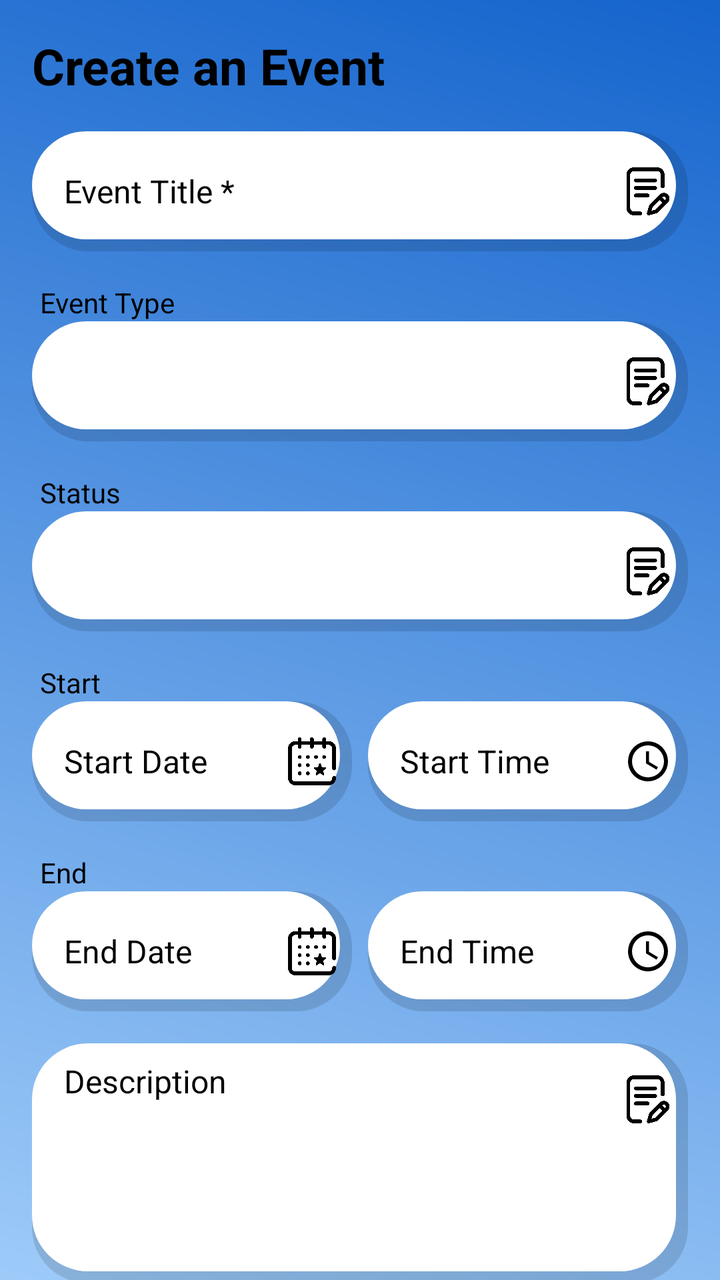
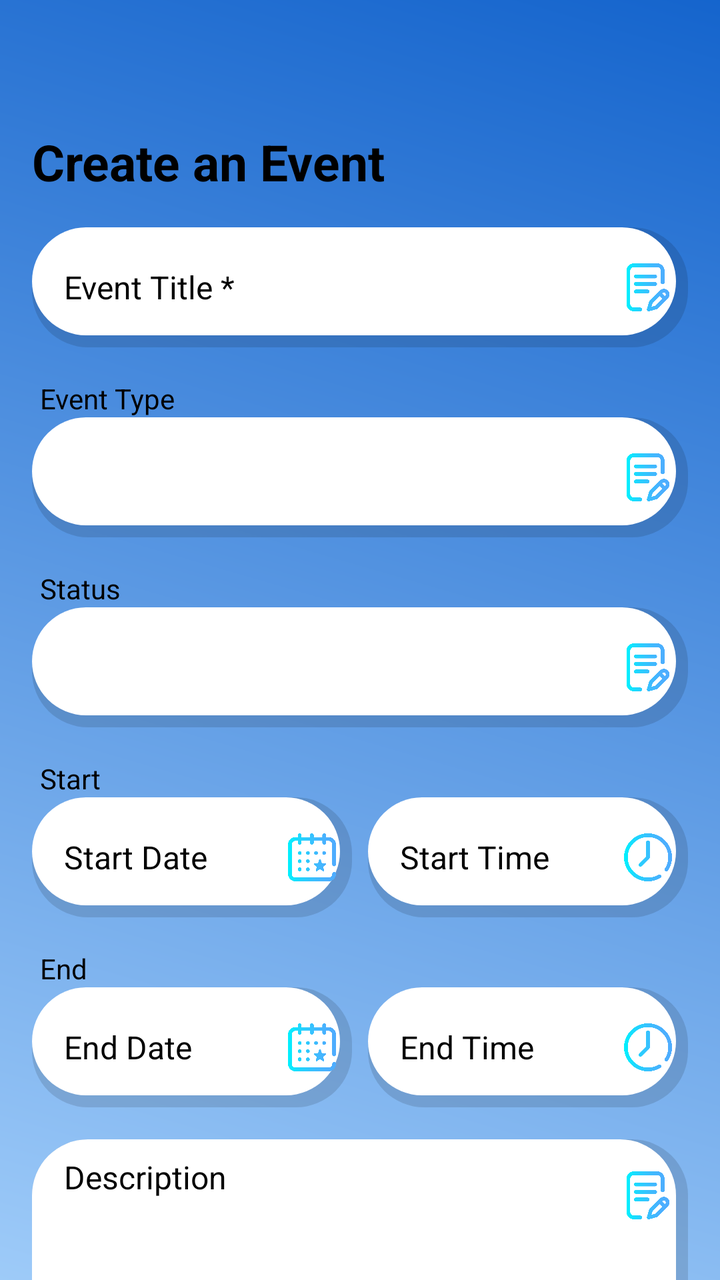

The first picture is an Android layout as it rendered before a commit; the second is the same layout after the commit. The layout source and the unified diff follow.
<!-- AndroidManifest.xml: application theme Theme.PoolApp -->
<!-- res/layout/po_add_event.xml -->
<?xml version="1.0" encoding="utf-8"?>
<androidx.constraintlayout.widget.ConstraintLayout
    xmlns:android="http://schemas.android.com/apk/res/android"
    xmlns:app="http://schemas.android.com/apk/res-auto"
    xmlns:tools="http://schemas.android.com/tools"
    android:layout_width="match_parent"
    android:layout_height="match_parent"
    android:background="@drawable/pbg"
    tools:context=".PO_AddEvent">

    <androidx.cardview.widget.CardView
        android:id="@+id/card_top_bar"
        android:layout_width="match_parent"
        android:layout_height="wrap_content"
        app:layout_constraintTop_toTopOf="parent"
        app:cardElevation="4dp"
        app:cardCornerRadius="0dp"
        app:cardBackgroundColor="@android:color/white"/>

    <androidx.core.widget.NestedScrollView
        android:id="@+id/scrollView"
        android:layout_width="0dp"
        android:layout_height="0dp"
        android:clipToPadding="false"
        android:paddingHorizontal="16dp"
        android:paddingTop="16dp"
        android:paddingBottom="16dp"
        app:layout_constraintBottom_toBottomOf="parent"
        app:layout_constraintEnd_toEndOf="parent"

        app:layout_constraintStart_toStartOf="parent"
        app:layout_constraintTop_toTopOf="parent">

        <LinearLayout
            android:layout_width="match_parent"
            android:layout_height="wrap_content"
            android:orientation="vertical">

            <TextView
                android:layout_width="match_parent"
                android:layout_height="wrap_content"
                android:text="Create an Event"
                android:textColor="@color/black"
                android:textSize="25sp"
                android:textStyle="bold"
                android:layout_marginBottom="16dp"/>

            <LinearLayout
                android:id="@+id/eventTitleLayout"
                android:layout_width="match_parent"
                android:layout_height="60dp"
                android:layout_marginBottom="16dp"
                android:background="@drawable/rounded_input_bg"
                android:orientation="horizontal"
                android:paddingHorizontal="8dp">


                <EditText
                    android:id="@+id/et_event_title"
                    android:layout_width="0dp"
                    android:layout_height="match_parent"
                    android:layout_weight="1"
                    android:background="@android:color/transparent"
                    android:hint="Event Title *"
                    android:inputType="textCapWords"
                    android:paddingStart="8dp"
                    android:paddingEnd="0dp"
                    android:textColor="@color/black"
                    android:textColorHint="@color/black"
                    android:textSize="16sp" />

                <ImageView
                    android:layout_width="24dp"
                    android:layout_height="24dp"
                    android:layout_gravity="center_vertical"
                    android:contentDescription="Title Icon"
                    android:src="@drawable/event"
                    app:tint="@color/black" />
            </LinearLayout>

            <TextView
                android:layout_width="match_parent"
                android:layout_height="wrap_content"
                android:paddingStart="4dp"
                android:text="Event Type"
                android:textColor="@color/black"
                android:textSize="14sp" />

            <LinearLayout
                android:id="@+id/eventTypeLayout"
                android:layout_width="match_parent"
                android:layout_height="60dp"
                android:layout_marginBottom="16dp"
                android:background="@drawable/rounded_input_bg"
                android:orientation="horizontal"
                android:paddingStart="12dp"
                android:paddingEnd="8dp">

                <Spinner
                    android:id="@+id/sp_event_type"
                    android:layout_width="0dp"
                    android:layout_height="match_parent"
                    android:layout_weight="1"
                    android:background="@android:color/transparent"
                    android:popupBackground="@color/white" />

                <ImageView
                    android:layout_width="24dp"
                    android:layout_height="24dp"
                    android:layout_gravity="center_vertical"
                    android:contentDescription="Dropdown Icon"
                    android:src="@drawable/event"
                    app:tint="@color/black" />
            </LinearLayout>

            <TextView
                android:layout_width="match_parent"
                android:layout_height="wrap_content"
                android:paddingStart="4dp"
                android:text="Status"
                android:textColor="@color/black"
                android:textSize="14sp" />

            <LinearLayout
                android:id="@+id/eventStatusLayout"
                android:layout_width="match_parent"
                android:layout_height="60dp"
                android:layout_marginBottom="16dp"
                android:background="@drawable/rounded_input_bg"
                android:orientation="horizontal"
                android:paddingStart="12dp"
                android:paddingEnd="8dp">

                <Spinner
                    android:id="@+id/sp_event_status"
                    android:layout_width="0dp"
                    android:layout_height="match_parent"
                    android:layout_weight="1"
                    android:background="@android:color/transparent"
                    android:popupBackground="@color/white" />

                <ImageView
                    android:layout_width="24dp"
                    android:layout_height="24dp"
                    android:layout_gravity="center_vertical"
                    android:contentDescription="Dropdown Icon"
                    android:src="@drawable/event"
                    app:tint="@color/black" />
            </LinearLayout>

            <TextView
                android:layout_width="match_parent"
                android:layout_height="wrap_content"
                android:paddingStart="4dp"
                android:text="Start"
                android:textColor="@color/black"
                android:textSize="14sp" />

            <LinearLayout
                android:layout_width="match_parent"
                android:layout_height="wrap_content"
                android:layout_marginBottom="16dp"
                android:orientation="horizontal">

                <LinearLayout
                    android:id="@+id/startDateLayout"
                    android:layout_width="0dp"
                    android:layout_height="60dp"
                    android:layout_marginEnd="8dp"
                    android:layout_weight="1"
                    android:background="@drawable/rounded_input_bg"
                    android:orientation="horizontal"
                    android:paddingHorizontal="8dp">

                    <EditText
                        android:id="@+id/et_start_date"
                        android:layout_width="0dp"
                        android:layout_height="match_parent"
                        android:layout_weight="1"
                        android:background="@android:color/transparent"
                        android:clickable="true"
                        android:focusable="false"
                        android:hint="Start Date"
                        android:inputType="none"
                        android:paddingStart="8dp"
                        android:paddingEnd="0dp"
                        android:textColor="@color/black"
                        android:textColorHint="@color/black"
                        android:textSize="16sp" />

                    <ImageView
                        android:layout_width="24dp"
                        android:layout_height="24dp"
                        android:layout_gravity="center_vertical"
                        android:contentDescription="Calendar Icon"
                        android:src="@drawable/calendar"
                        app:tint="@color/black" />
                </LinearLayout>

                <LinearLayout
                    android:id="@+id/startTimeLayout"
                    android:layout_width="0dp"
                    android:layout_height="60dp"
                    android:layout_weight="1"
                    android:background="@drawable/rounded_input_bg"
                    android:orientation="horizontal"
                    android:paddingHorizontal="8dp">

                    <EditText
                        android:id="@+id/et_start_time"
                        android:layout_width="0dp"
                        android:layout_height="match_parent"
                        android:layout_weight="1"
                        android:background="@android:color/transparent"
                        android:clickable="true"
                        android:focusable="false"
                        android:hint="Start Time"
                        android:inputType="none"
                        android:paddingStart="8dp"
                        android:paddingEnd="0dp"
                        android:textColor="@color/black"
                        android:textColorHint="@color/black"
                        android:textSize="16sp" />

                    <ImageView
                        android:layout_width="24dp"
                        android:layout_height="24dp"
                        android:layout_gravity="center_vertical"
                        android:contentDescription="Clock Icon"
                        android:src="@drawable/ic_clock_white_24dp"
                        app:tint="@color/black" />
                </LinearLayout>
            </LinearLayout>

            <TextView
                android:layout_width="match_parent"
                android:layout_height="wrap_content"
                android:paddingStart="4dp"
                android:text="End"
                android:textColor="@color/black"
                android:textSize="14sp" />

            <LinearLayout
                android:layout_width="match_parent"
                android:layout_height="wrap_content"
                android:layout_marginBottom="16dp"
                android:orientation="horizontal">

                <LinearLayout
                    android:id="@+id/endDateLayout"
                    android:layout_width="0dp"
                    android:layout_height="60dp"
                    android:layout_marginEnd="8dp"
                    android:layout_weight="1"
                    android:background="@drawable/rounded_input_bg"
                    android:orientation="horizontal"
                    android:paddingHorizontal="8dp">

                    <EditText
                        android:id="@+id/et_end_date"
                        android:layout_width="0dp"
                        android:layout_height="match_parent"
                        android:layout_weight="1"
                        android:background="@android:color/transparent"
                        android:clickable="true"
                        android:focusable="false"
                        android:hint="End Date"
                        android:inputType="none"
                        android:paddingStart="8dp"
                        android:paddingEnd="0dp"
                        android:textColor="@color/black"
                        android:textColorHint="@color/black"
                        android:textSize="16sp" />

                    <ImageView
                        android:layout_width="24dp"
                        android:layout_height="24dp"
                        android:layout_gravity="center_vertical"
                        android:contentDescription="Calendar Icon"
                        android:src="@drawable/calendar"
                        app:tint="@color/black" />
                </LinearLayout>

                <LinearLayout
                    android:id="@+id/endTimeLayout"
                    android:layout_width="0dp"
                    android:layout_height="60dp"
                    android:layout_weight="1"
                    android:background="@drawable/rounded_input_bg"
                    android:orientation="horizontal"
                    android:paddingHorizontal="8dp">

                    <EditText
                        android:id="@+id/et_end_time"
                        android:layout_width="0dp"
                        android:layout_height="match_parent"
                        android:layout_weight="1"
                        android:background="@android:color/transparent"
                        android:clickable="true"
                        android:focusable="false"
                        android:hint="End Time"
                        android:inputType="none"
                        android:paddingStart="8dp"
                        android:paddingEnd="0dp"
                        android:textColor="@color/black"
                        android:textColorHint="@color/black"
                        android:textSize="16sp" />

                    <ImageView
                        android:layout_width="24dp"
                        android:layout_height="24dp"
                        android:layout_gravity="center_vertical"
                        android:contentDescription="Clock Icon"
                        android:src="@drawable/ic_clock_white_24dp"
                        app:tint="@color/black" />
                </LinearLayout>
            </LinearLayout>

            <LinearLayout
                android:id="@+id/descriptionLayout"
                android:layout_width="match_parent"
                android:layout_height="120dp"
                android:layout_marginBottom="32dp"
                android:background="@drawable/rounded_input_bg"
                android:orientation="horizontal"
                android:paddingHorizontal="8dp"
                android:paddingVertical="8dp">

                <EditText
                    android:id="@+id/et_description"
                    android:layout_width="0dp"
                    android:layout_height="match_parent"
                    android:layout_weight="1"
                    android:background="@android:color/transparent"
                    android:gravity="top"
                    android:hint="Description"
                    android:inputType="textMultiLine"
                    android:paddingStart="8dp"
                    android:paddingEnd="0dp"
                    android:textColor="@color/black"
                    android:textColorHint="@color/black"
                    android:textSize="16sp" />

                <ImageView
                    android:layout_width="24dp"
                    android:layout_height="24dp"
                    android:layout_gravity="top"
                    android:layout_marginTop="8dp"
                    android:contentDescription="Description Icon"
                    android:src="@drawable/event"
                    app:tint="@color/black" />
            </LinearLayout>

            <LinearLayout
                android:id="@+id/scrollable_actions_bar"
                android:layout_width="match_parent"
                android:layout_height="wrap_content"
                android:orientation="vertical"
                android:paddingTop="8dp"
                android:paddingBottom="16dp">

                <com.google.android.material.button.MaterialButton
                    android:id="@+id/btn_save_event"
                    android:layout_width="match_parent"
                    android:layout_height="60dp"
                    android:layout_marginBottom="8dp"
                    android:text="Add Event"
                    android:textAllCaps="false"
                    android:textSize="18sp"
                    app:cornerRadius="8dp" />

                <com.google.android.material.button.MaterialButton
                    android:id="@+id/btn_delete_event"
                    android:layout_width="match_parent"
                    android:layout_height="60dp"
                    android:layout_marginTop="8dp"
                    android:text="Delete Event"
                    android:textAllCaps="false"
                    android:textSize="18sp"
                    app:backgroundTint="@color/PrimaryColour"
                    app:cornerRadius="8dp" />
            </LinearLayout>

        </LinearLayout>
    </androidx.core.widget.NestedScrollView>

</androidx.constraintlayout.widget.ConstraintLayout>
<!-- resources referenced by this layout -->
<resources>
  <color name="PrimaryColour">#096ca7</color>
  <color name="black">#FF000000</color>
  <color name="white">#FFFFFFFF</color>
  <!-- drawable calendar: png bitmap (drawable, 17454 bytes) -->
  <!-- drawable event: png bitmap (drawable, 15930 bytes) -->
  <!-- drawable ic_clock_white_24dp (drawable) -->
  <vector xmlns:android="http://schemas.android.com/apk/res/android"
      android:width="24dp"
      android:height="24dp"
      android:viewportWidth="24"
      android:viewportHeight="24">
      <path
          android:fillColor="@color/white"
          android:pathData="M12,20A8,8 0 0,0 20,12A8,8 0 0,0 12,4A8,8 0 0,0 4,12A8,8 0 0,0 12,20M12,2A10,10 0 0,1 22,12A10,10 0 0,1 12,22C6.47,22 2,17.5 2,12A10,10 0 0,1 12,2M12.5,7V12.25L17,14.92L16.25,16.15L11,13V7H12.5Z" />
  </vector>
  <!-- drawable pbg: png bitmap (drawable, 122204 bytes) -->
  <!-- drawable rounded_input_bg (drawable) -->
  <layer-list xmlns:android="http://schemas.android.com/apk/res/android">
      
      <item>
          <shape android:shape="rectangle">
              <solid android:color="#20000000"/> 
              <corners android:radius="28dp"/>
          </shape>
      </item>
  
      
      <item android:bottom="6dp" android:right="6dp">
          <shape android:shape="rectangle">
              <solid android:color="@android:color/white"/>
              <corners android:radius="28dp"/>
          </shape>
      </item>
  </layer-list>
  <style name="Theme.PoolApp" parent="Theme.Material3.DayNight.NoActionBar">
          <item name="colorPrimary">@color/colorPrimary</item>
          <item name="colorPrimaryVariant">@color/colorPrimaryVariant</item>
          <item name="colorOnPrimary">@color/colorOnPrimary</item>
          <item name="colorSecondary">@color/colorSecondary</item>
          <item name="colorOnSecondary">@color/colorOnSecondary</item>
          <item name="colorSurface">@color/colorSurface</item>
          <item name="colorOnSurface">@color/colorOnSurface</item>
          <item name="android:statusBarColor" tools:targetApi="l">?attr/colorPrimaryVariant</item>
      </style>
  <color name="colorPrimary">#096ca7</color>
  <color name="colorPrimaryVariant">#034b75</color>
  <color name="colorOnPrimary">#FFFFFF</color>
  <color name="colorSecondary">#0A57FF</color>
  <color name="colorOnSecondary">#FFFFFF</color>
  <color name="colorSurface">#FFFFFF</color>
  <color name="colorOnSurface">#1C1B1F</color>
</resources>

<!-- the commit's change to res/layout/po_add_event.xml (unified diff, before → after) -->
@@ -39,6 +39,7 @@
             <TextView
                 android:layout_width="match_parent"
                 android:layout_height="wrap_content"
+                android:layout_marginTop="48dp"
                 android:text="Create an Event"
                 android:textColor="@color/black"
                 android:textSize="25sp"
@@ -74,8 +75,7 @@
                     android:layout_height="24dp"
                     android:layout_gravity="center_vertical"
                     android:contentDescription="Title Icon"
-                    android:src="@drawable/event"
-                    app:tint="@color/black" />
+                    android:src="@drawable/event" />
             </LinearLayout>
 
             <TextView
@@ -109,8 +109,7 @@
                     android:layout_height="24dp"
                     android:layout_gravity="center_vertical"
                     android:contentDescription="Dropdown Icon"
-                    android:src="@drawable/event"
-                    app:tint="@color/black" />
+                    android:src="@drawable/event" />
             </LinearLayout>
 
             <TextView
@@ -144,8 +143,7 @@
                     android:layout_height="24dp"
                     android:layout_gravity="center_vertical"
                     android:contentDescription="Dropdown Icon"
-                    android:src="@drawable/event"
-                    app:tint="@color/black" />
+                    android:src="@drawable/event" />
             </LinearLayout>
 
             <TextView
@@ -193,8 +191,7 @@
                         android:layout_height="24dp"
                         android:layout_gravity="center_vertical"
                         android:contentDescription="Calendar Icon"
-                        android:src="@drawable/calendar"
-                        app:tint="@color/black" />
+                        android:src="@drawable/calendar"/>
                 </LinearLayout>
 
                 <LinearLayout
@@ -227,8 +224,7 @@
                         android:layout_height="24dp"
                         android:layout_gravity="center_vertical"
                         android:contentDescription="Clock Icon"
-                        android:src="@drawable/ic_clock_white_24dp"
-                        app:tint="@color/black" />
+                        android:src="@drawable/clock"/>
                 </LinearLayout>
             </LinearLayout>
 
@@ -277,8 +273,7 @@
                         android:layout_height="24dp"
                         android:layout_gravity="center_vertical"
                         android:contentDescription="Calendar Icon"
-                        android:src="@drawable/calendar"
-                        app:tint="@color/black" />
+                        android:src="@drawable/calendar" />
                 </LinearLayout>
 
                 <LinearLayout
@@ -311,8 +306,7 @@
                         android:layout_height="24dp"
                         android:layout_gravity="center_vertical"
                         android:contentDescription="Clock Icon"
-                        android:src="@drawable/ic_clock_white_24dp"
-                        app:tint="@color/black" />
+                        android:src="@drawable/clock" />
                 </LinearLayout>
             </LinearLayout>
 
@@ -320,7 +314,6 @@
                 android:id="@+id/descriptionLayout"
                 android:layout_width="match_parent"
                 android:layout_height="120dp"
-                android:layout_marginBottom="32dp"
                 android:background="@drawable/rounded_input_bg"
                 android:orientation="horizontal"
                 android:paddingHorizontal="8dp"
@@ -347,8 +340,7 @@
                     android:layout_gravity="top"
                     android:layout_marginTop="8dp"
                     android:contentDescription="Description Icon"
-                    android:src="@drawable/event"
-                    app:tint="@color/black" />
+                    android:src="@drawable/event"/>
             </LinearLayout>
 
             <LinearLayout
@@ -356,29 +348,34 @@
                 android:layout_width="match_parent"
                 android:layout_height="wrap_content"
                 android:orientation="vertical"
-                android:paddingTop="8dp"
+                android:paddingTop="6dp"
                 android:paddingBottom="16dp">
 
                 <com.google.android.material.button.MaterialButton
                     android:id="@+id/btn_save_event"
-                    android:layout_width="match_parent"
-                    android:layout_height="60dp"
-                    android:layout_marginBottom="8dp"
+                    android:layout_width="250dp"
+                    android:layout_height="60dp"
+                    android:layout_gravity="center_horizontal"  android:layout_marginTop="32dp"
+                    android:layout_marginBottom="16dp" android:background="@drawable/custom_button"
                     android:text="Add Event"
-                    android:textAllCaps="false"
-                    android:textSize="18sp"
-                    app:cornerRadius="8dp" />
+                    android:textColor="@color/white"
+                    android:textSize="18dp"
+                    app:backgroundTint="@null"
+                    app:rippleColor="@color/white_transparent_50" />
 
                 <com.google.android.material.button.MaterialButton
                     android:id="@+id/btn_delete_event"
-                    android:layout_width="match_parent"
-                    android:layout_height="60dp"
-                    android:layout_marginTop="8dp"
+                    android:layout_width="250dp"
+                    android:layout_height="60dp"
+                    android:layout_gravity="center_horizontal"
+                    android:layout_marginBottom="16dp"
+                    android:background="@drawable/custom_button2"
+                    android:paddingVertical="12dp"
                     android:text="Delete Event"
-                    android:textAllCaps="false"
-                    android:textSize="18sp"
-                    app:backgroundTint="@color/PrimaryColour"
-                    app:cornerRadius="8dp" />
+                    android:textColor="@color/white"
+                    android:textSize="18dp"
+                    app:backgroundTint="@null"
+                    app:rippleColor="@color/white_transparent_50" />
             </LinearLayout>
 
         </LinearLayout>
<!-- resource entries referenced after the edit -->
@@ -1,20 +1,37 @@
 <!-- resources referenced by this layout -->
 <resources>
-  <color name="PrimaryColour">#096ca7</color>
   <color name="black">#FF000000</color>
   <color name="white">#FFFFFFFF</color>
+  <color name="white_transparent_50">#80FFFFFF</color>
   <!-- drawable calendar: png bitmap (drawable, 17454 bytes) -->
+  <!-- drawable clock: png bitmap (drawable, 24322 bytes) -->
+  <!-- drawable custom_button (drawable) -->
+  <?xml version="1.0" encoding="utf-8"?>
+  <shape xmlns:android="http://schemas.android.com/apk/res/android" android:shape="rectangle">
+  
+      <gradient
+          android:startColor="#4facfe"
+          android:endColor="#02f0fe"
+          android:type="linear"/>
+  
+      <corners
+          android:radius="50dp"/>
+  
+  </shape>
+  <!-- drawable custom_button2 (drawable) -->
+  <?xml version="1.0" encoding="utf-8"?>
+  <shape xmlns:android="http://schemas.android.com/apk/res/android" android:shape="rectangle">
+  
+      <gradient
+          android:startColor="#0357c7"
+          android:endColor="#4795e1"
+          android:type="linear"/>
+  
+      <corners
+          android:radius="50dp"/>
+  
+  </shape>
   <!-- drawable event: png bitmap (drawable, 15930 bytes) -->
-  <!-- drawable ic_clock_white_24dp (drawable) -->
-  <vector xmlns:android="http://schemas.android.com/apk/res/android"
-      android:width="24dp"
-      android:height="24dp"
-      android:viewportWidth="24"
-      android:viewportHeight="24">
-      <path
-          android:fillColor="@color/white"
-          android:pathData="M12,20A8,8 0 0,0 20,12A8,8 0 0,0 12,4A8,8 0 0,0 4,12A8,8 0 0,0 12,20M12,2A10,10 0 0,1 22,12A10,10 0 0,1 12,22C6.47,22 2,17.5 2,12A10,10 0 0,1 12,2M12.5,7V12.25L17,14.92L16.25,16.15L11,13V7H12.5Z" />
-  </vector>
   <!-- drawable pbg: png bitmap (drawable, 122204 bytes) -->
   <!-- drawable rounded_input_bg (drawable) -->
   <layer-list xmlns:android="http://schemas.android.com/apk/res/android">
